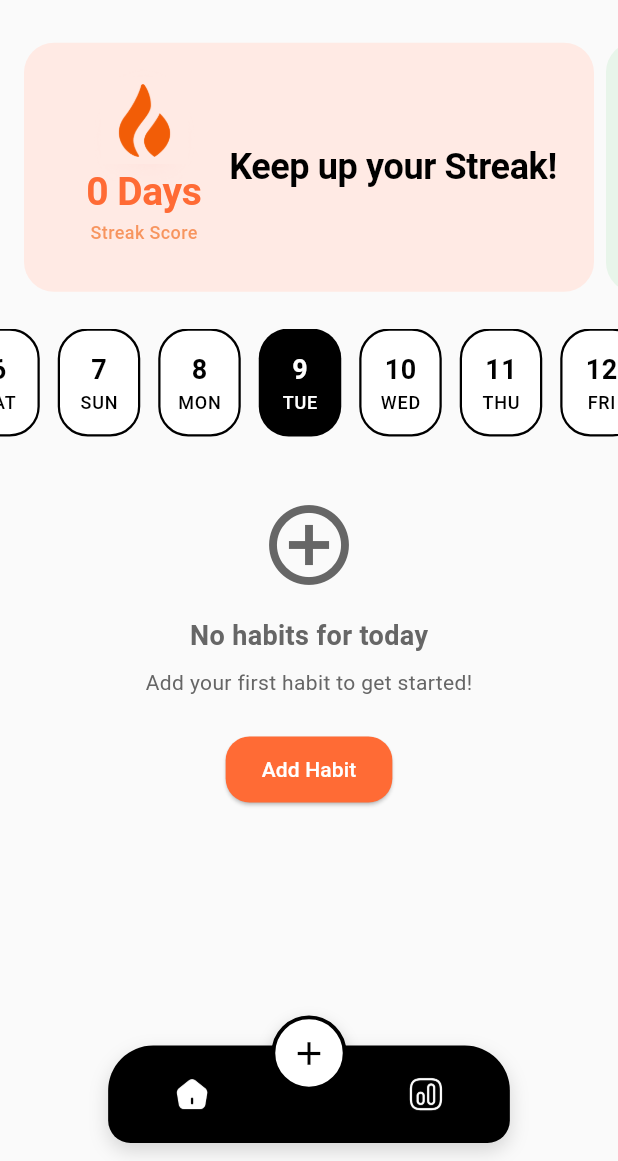
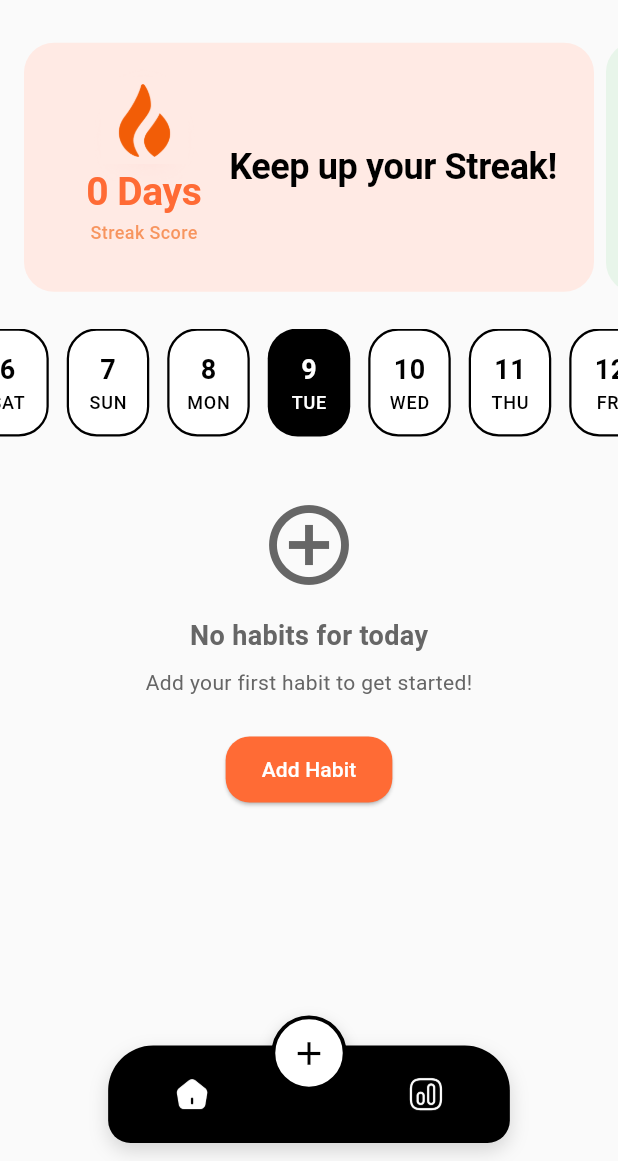
Before and after one commit to ahmed-sufi7/Habify, a Flutter app: the HomeScreen screen opened by its route, on a phone screen of 412 x 824 dp, the part 75-1236 px from its top. Run offline on Flutter 3.47's test engine with Material 3 defaults, Android fonts, the phone set to English and light mode, and no system bars; our stand-ins replace audioplayers, firebase_core, flutter_local_notifications, shared_preferences, sqflite, sqflite_common_ffi_web and 1 more; accounts and stored records are empty.

Commit message:
centered timeline of homescreen

```diff
--- a/lib/screens/home/home_screen.dart
+++ b/lib/screens/home/home_screen.dart
@@ -580,7 +580,7 @@ class _HomeScreenState extends State<HomeScreen> {
             scrollDirection: Axis.horizontal,
             itemCount: dates.length,
             controller: ScrollController(
-              initialScrollOffset: (6 * 67.0) - (MediaQuery.of(context).size.width / 2) + 33.5, // Center today
+              initialScrollOffset: (6 * 67.0) - (MediaQuery.of(context).size.width / 2) + 27.5, // Center today
             ),
             itemBuilder: (context, index) {
               final date = dates[index];
```
